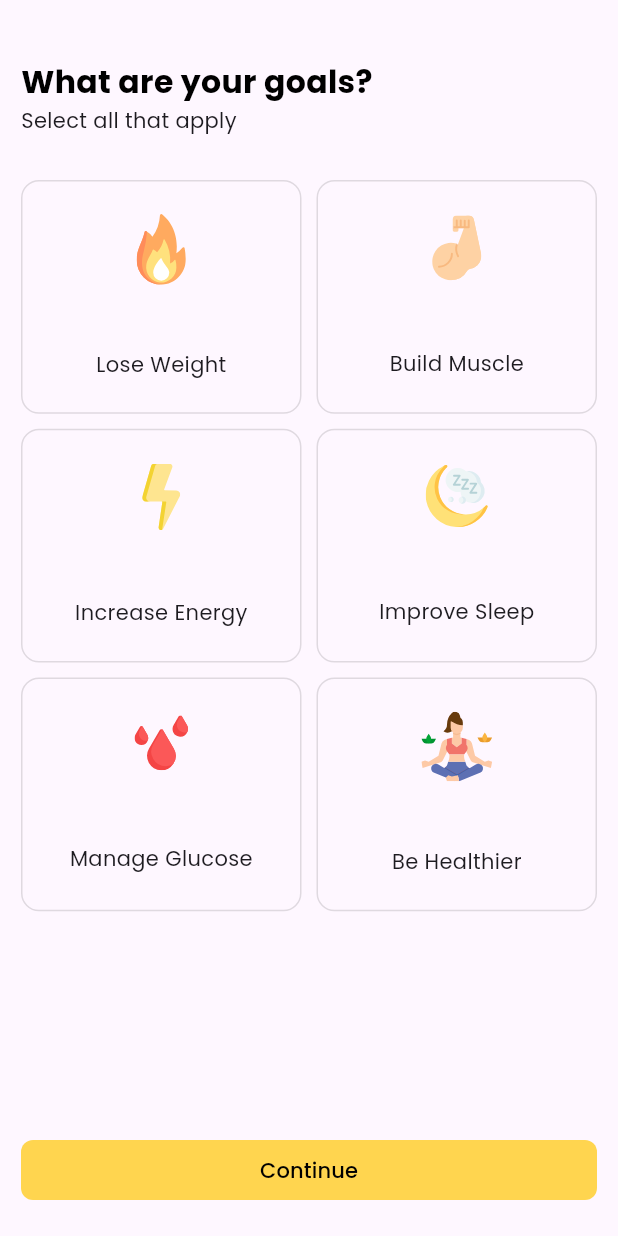
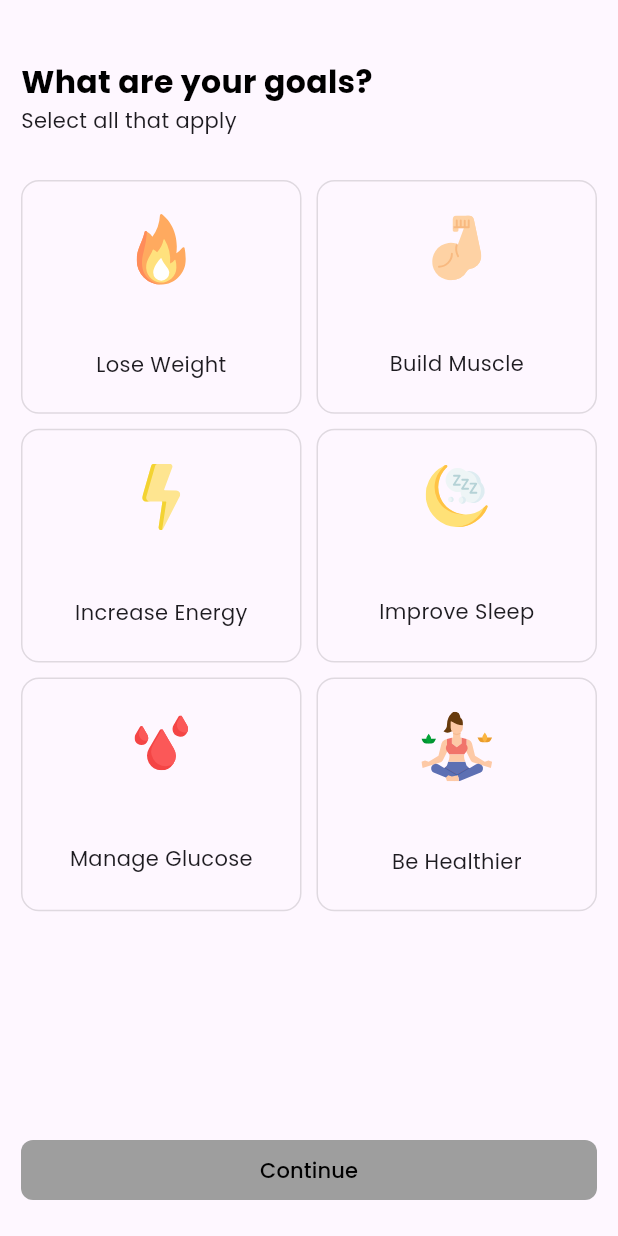
Before and after one commit to Pawan89844/calorie-counter, a Flutter app: the screen it shows after launch, on a phone screen of 412 x 824 dp. Run offline on Flutter 3.47's test engine with Material 3 defaults, Android fonts, the phone set to English and light mode, and no system bars; our stand-ins replace flutter_svg, get, google_fonts.

Commit message:
CU-860t7z7ea - Goal Screen (Continue Button) Logic done

```diff
--- a/lib/view/goal/goal_view.dart
+++ b/lib/view/goal/goal_view.dart
@@ -95,7 +95,12 @@ class GoalView extends GetView<GoalController> {
                   child: const SizedBox(height: 20.0)),
               AppButton(
                 name: 'Continue',
-                onPressed: () => controller.setGoalPage(),
+                color: controller.currentGoal.isEmpty
+                    ? Colors.grey
+                    : const Color(0xFFFEE590),
+                onPressed: () => controller.currentGoal.isEmpty
+                    ? null
+                    : controller.setGoalPage(),
               ),
               const SizedBox(height: 20.0),
             ],
--- a/lib/widget/AppButton.dart
+++ b/lib/widget/AppButton.dart
@@ -7,11 +7,13 @@ class AppButton extends StatelessWidget {
   final void Function()? onPressed;
   final String name;
   final double borderRadius;
+  final Color color;
   const AppButton({
     super.key,
     required this.onPressed,
     required this.name,
     this.borderRadius = 8.0,
+    this.color = const Color(0xFFFEE590),
   });
 
   @override
@@ -21,7 +23,7 @@ class AppButton extends StatelessWidget {
       child: ElevatedButton(
         onPressed: onPressed,
         style: ElevatedButton.styleFrom(
-            backgroundColor: Colors.amber.shade300,
+            backgroundColor: color,
             shape: RoundedRectangleBorder(
                 borderRadius: BorderRadius.circular(borderRadius)),
             elevation: 0.0),
```
